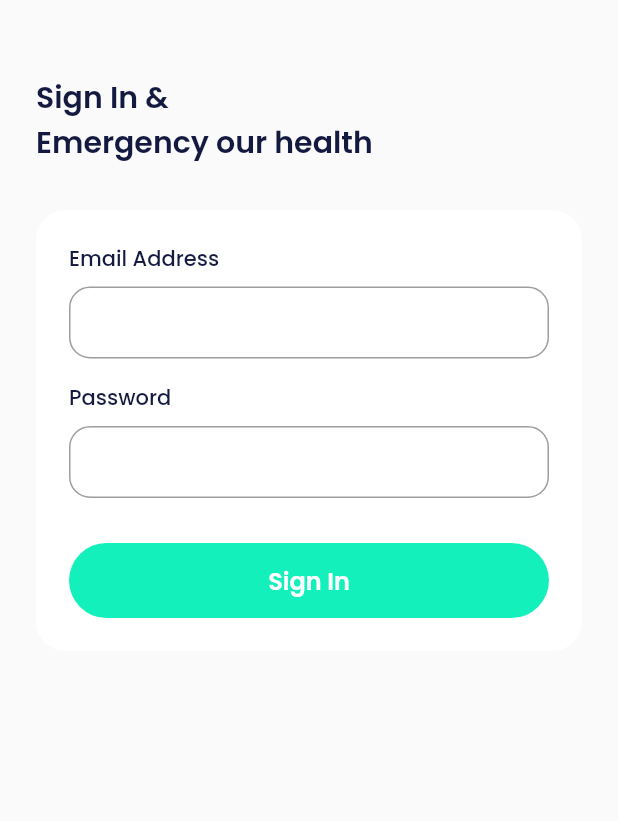
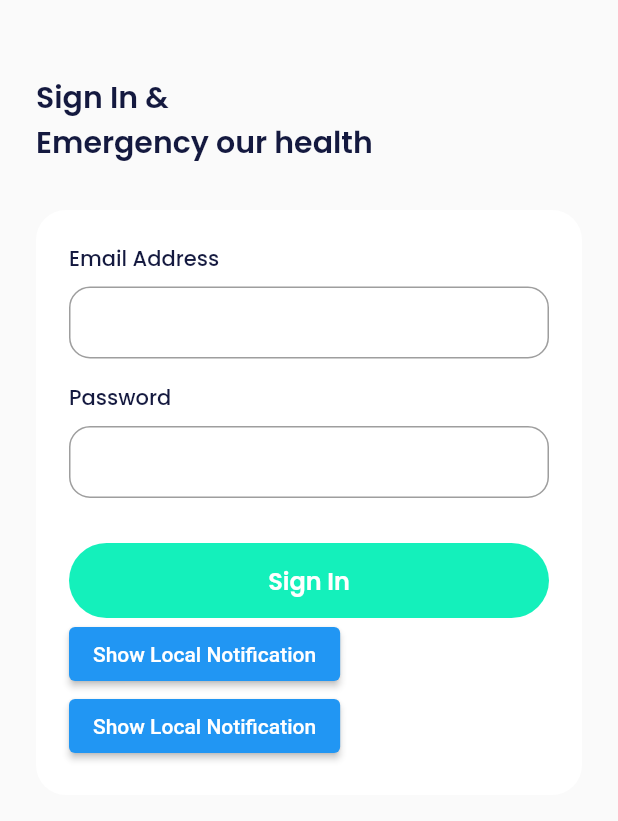
Before and after one commit to alvitoaditya19/safeguard, a Flutter app: the screen it shows after launch, on a phone screen of 412 x 824 dp, the part 225-1046 px from its top. Run offline on Flutter 3.47's test engine with Material 2 defaults, Android fonts, the phone set to English and light mode, and no system bars; our stand-ins replace bloc, equatable, firebase_core, firebase_database, flutter_bloc, flutter_local_notifications and 1 more; accounts and stored records are empty.

Commit message:
updated code v1

```diff
--- /dev/null
+++ b/lib/bloc/blocs.dart
@@ -0,0 +1,3 @@
+export 'page_bloc.dart';
+
+export 'theme_bloc.dart';
--- /dev/null
+++ b/lib/bloc/local.dart
@@ -0,0 +1,46 @@
+import 'package:bloc/bloc.dart';
+import 'package:flutter_local_notifications/flutter_local_notifications.dart';
+
+// Event
+abstract class NotificationEvent {}
+
+class DataAddedEvent extends NotificationEvent {
+  final int newDataCount;
+
+  DataAddedEvent(this.newDataCount);
+}
+
+// State
+class NotificationState {
+  final String title;
+  final String body;
+
+  NotificationState(this.title, this.body);
+}
+
+// BLoC
+class NotificationBloc extends Bloc<NotificationEvent, NotificationState> {
+  final FlutterLocalNotificationsPlugin _notificationPlugin;
+
+  NotificationBloc(this._notificationPlugin) : super(NotificationState('', ''));
+
+  @override
+  Stream<NotificationState> mapEventToState(NotificationEvent event) async* {
+    if (event is DataAddedEvent) {
+      yield NotificationState('New Data Added', 'Data count: ${event.newDataCount}');
+      _showNotification(event.newDataCount);
+    }
+  }
+
+  void _showNotification(int newDataCount) async {
+    const AndroidNotificationDetails androidPlatformChannelSpecifics =
+        AndroidNotificationDetails('your_channel_id', 'your_channel_name',
+            importance: Importance.max, priority: Priority.high);
+
+    const NotificationDetails platformChannelSpecifics = NotificationDetails(android: androidPlatformChannelSpecifics);
+
+    await _notificationPlugin.show(
+        0, state.title, state.body, platformChannelSpecifics,
+        payload: 'item x'); // You can customize the payload if needed
+  }
+}
--- /dev/null
+++ b/lib/bloc/page_bloc.dart
@@ -0,0 +1,22 @@
+import 'dart:async';
+
+import 'package:bloc/bloc.dart';
+import 'package:equatable/equatable.dart';
+import 'package:safeguardclient/pages/main_page.dart';
+
+part 'page_event.dart';
+part 'page_state.dart';
+
+class PageBloc extends Bloc<PageEvent, PageState> {
+  PageBloc() : super(OnInitialPage()) {
+    on<PageEvent>((event, emit) async {
+      if (event is GoToSplashPage) {
+        emit(OnSplashPage());
+      }else if (event is GoToSignInPage) {
+        emit(OnSignIn());
+      } else if (event is GoToMainPage) {
+        emit(OnMainPage());
+      }
+    });
+  }
+}
--- /dev/null
+++ b/lib/bloc/page_event.dart
@@ -0,0 +1,29 @@
+part of 'page_bloc.dart';
+
+abstract class PageEvent extends Equatable {
+  const PageEvent();
+}
+
+class GoToSplashPage extends PageEvent {
+  @override
+  List<Object> get props => [];
+}
+
+class GoToSignInPage extends PageEvent {
+  @override
+  List<Object> get props => [];
+}
+class GoToMainPage extends PageEvent {
+  @override
+  List<Object> get props => [];
+}
+
+class GoToRecentPage extends PageEvent {
+  @override
+  List<Object> get props => [];
+}
+
+class GoToStartMenu extends PageEvent {
+  @override
+  List<Object> get props => [];
+}
--- /dev/null
+++ b/lib/bloc/page_state.dart
@@ -0,0 +1,23 @@
+part of 'page_bloc.dart';
+
+abstract class PageState extends Equatable {
+  const PageState();
+}
+
+class OnInitialPage extends PageState {
+  @override
+  List<Object> get props => [];
+}
+
+class OnSplashPage extends PageState {
+  @override
+  List<Object> get props => [];
+}
+class OnSignIn extends PageState {
+  @override
+  List<Object> get props => [];
+}
+class OnMainPage extends PageState {
+  @override
+  List<Object> get props => [];
+}
--- /dev/null
+++ b/lib/bloc/theme_bloc.dart
@@ -0,0 +1,18 @@
+import 'dart:async';
+
+import 'package:bloc/bloc.dart';
+import 'package:equatable/equatable.dart';
+import 'package:flutter/material.dart';
+
+part 'theme_event.dart';
+part 'theme_state.dart';
+
+class ThemeBloc extends Bloc<ThemeEvent, ThemeState> {
+  ThemeBloc() : super(ThemeState(ThemeData())) {
+    on<ThemeEvent>((event, emit) async {
+      if (event is ChangeTheme) {
+        emit(ThemeState(event.themeData));
+      }
+    });
+  }
+}
--- /dev/null
+++ b/lib/bloc/theme_event.dart
@@ -0,0 +1,14 @@
+part of 'theme_bloc.dart';
+
+abstract class ThemeEvent extends Equatable {
+  const ThemeEvent();
+}
+
+class ChangeTheme extends ThemeEvent {
+  final ThemeData themeData;
+
+  const ChangeTheme(this.themeData);
+
+  @override
+  List<Object> get props => [themeData];
+}
--- /dev/null
+++ b/lib/bloc/theme_state.dart
@@ -0,0 +1,10 @@
+part of 'theme_bloc.dart';
+
+class ThemeState extends Equatable {
+  final ThemeData themeData;
+
+  const ThemeState(this.themeData);
+
+  @override
+  List<Object> get props => [themeData];
+}
--- a/lib/main.dart
+++ b/lib/main.dart
@@ -2,37 +2,46 @@ import 'package:flutter/material.dart';
 import 'package:flutter_bloc/flutter_bloc.dart';
 import 'package:provider/provider.dart';
 import 'package:firebase_core/firebase_core.dart';
+import 'package:safeguardclient/bloc/blocs.dart';
+import 'package:safeguardclient/bloc/local.dart';
 import 'package:safeguardclient/pages/home_page.dart';
+import 'package:safeguardclient/pages/main_page.dart';
 import 'package:safeguardclient/pages/sign_in_page.dart';
 import 'package:safeguardclient/pages/splash_page.dart';
+import 'package:safeguardclient/pages/wrapper.dart';
 import 'package:safeguardclient/services/message_service.dart';
+import 'package:flutter_local_notifications/flutter_local_notifications.dart';
 
-import 'package:firebase_messaging/firebase_messaging.dart';
 
 void main() async {
   WidgetsFlutterBinding.ensureInitialized();
   await Firebase.initializeApp();
-  NotificationService().initNotification();
   runApp(MyApp());
 }
 
 class MyApp extends StatelessWidget {
-  const MyApp({super.key});
-
+  MyApp({super.key});
+ final FlutterLocalNotificationsPlugin flutterLocalNotificationsPlugin =
+      FlutterLocalNotificationsPlugin();
   // This widget is the root of your application.
   @override
   Widget build(BuildContext context) {
-    return MaterialApp(
-      debugShowCheckedModeBanner: false,
-      theme: ThemeData(
-        primarySwatch: Colors.blue,
+    return StreamProvider.value(
+      initialData: 0,
+      value: null,
+      child: MultiBlocProvider(
+          providers: [
+            BlocProvider(create: (_) => PageBloc()),
+            BlocProvider(create: (_) => ThemeBloc()),
+            BlocProvider(
+        create: (_) => NotificationBloc(flutterLocalNotificationsPlugin),
       ),
-      routes: {
-        "/": (context) => SplashPage(),
-        "/sign-in": (context) => const SignInPage(),
-        "/home": (context) =>  HomePage(),
-
-      },
+          ],
+          child: BlocBuilder<ThemeBloc, ThemeState>(
+              builder: (_, themeState) => MaterialApp(
+                  theme: themeState.themeData,
+                  debugShowCheckedModeBanner: false,
+                  home: Wrapper()))),
     );
   }
 }
--- /dev/null
+++ b/lib/pages/wrapper.dart
@@ -0,0 +1,32 @@
+import 'package:flutter/material.dart';
+import 'package:safeguardclient/bloc/blocs.dart';
+import 'package:safeguardclient/pages/home_page.dart';
+import 'package:safeguardclient/pages/main_page.dart';
+import 'package:safeguardclient/pages/sign_in_page.dart';
+import 'package:safeguardclient/pages/splash_page.dart';
+import 'package:safeguardclient/services/data_realtime.dart';
+import 'package:safeguardclient/shared/theme.dart';
+import 'package:safeguardclient/widgets/buttons.dart';
+import 'package:safeguardclient/widgets/forms.dart';
+import 'package:safeguardclient/services/message_service.dart';
+import 'package:firebase_database/firebase_database.dart';
+import 'package:flutter_bloc/flutter_bloc.dart';
+
+class Wrapper extends StatefulWidget {
+  @override
+  State<Wrapper> createState() => _WrapperState();
+}
+
+class _WrapperState extends State<Wrapper> {
+  @override
+  Widget build(BuildContext context) {
+    return BlocBuilder<PageBloc, PageState>(
+        builder: (_, pageState) => (pageState is OnSplashPage)
+            ? SplashPage()
+            : (pageState is OnSignIn)
+                ? SignInPage()
+                : (pageState is OnMainPage)
+                    ? MainPage()
+                    : SplashPage());
+  }
+}
```
Also changed, not shown: lib/pages/home_page.dart (+8 -50 lines), lib/pages/main_page.dart (added, +235 -0 lines), lib/pages/sign_in_page.dart (+59 -30 lines), lib/pages/splash_page.dart (+10 -6 lines), lib/services/data_realtime.dart (added, +23 -0 lines), pubspec.yaml (+6 -5 lines), pubspec.lock, 4 other files.
